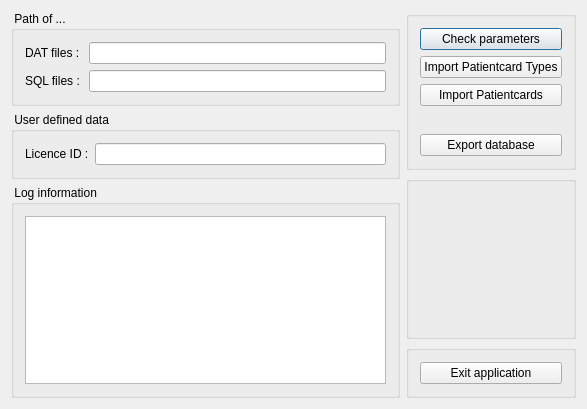
This is converter/cdlgmain.ui in tbikfalvi/Belenus as Qt 5 draws it before an edit. The edited form follows.
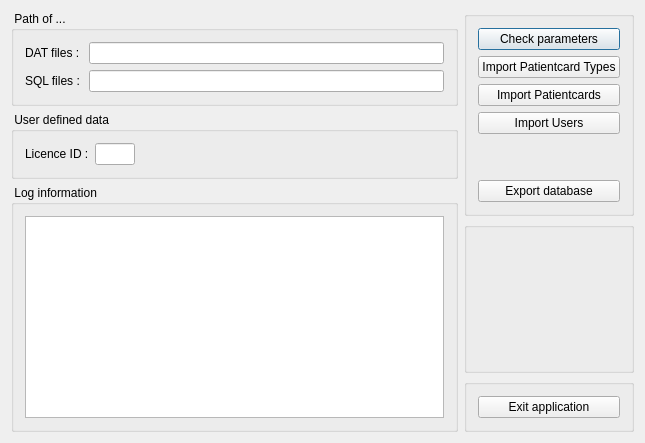
This is the edited form.

Diff of the .ui file:
```diff
--- a/converter/cdlgmain.ui
+++ b/converter/cdlgmain.ui
@@ -6,8 +6,8 @@
    <rect>
     <x>0</x>
     <y>0</y>
-    <width>587</width>
-    <height>409</height>
+    <width>645</width>
+    <height>443</height>
    </rect>
   </property>
   <property name="windowTitle">
@@ -36,7 +36,14 @@
          </widget>
         </item>
         <item row="0" column="1">
-         <widget class="QLineEdit" name="ledImportPath"/>
+         <widget class="QLineEdit" name="ledImportPath">
+          <property name="minimumSize">
+           <size>
+            <width>300</width>
+            <height>0</height>
+           </size>
+          </property>
+         </widget>
         </item>
         <item row="1" column="0">
          <widget class="QLabel" name="lblExportPath">
@@ -65,7 +72,33 @@
          </widget>
         </item>
         <item>
-         <widget class="QLineEdit" name="ledLicenceId"/>
+         <widget class="QLineEdit" name="ledLicenceId">
+          <property name="minimumSize">
+           <size>
+            <width>40</width>
+            <height>0</height>
+           </size>
+          </property>
+          <property name="maximumSize">
+           <size>
+            <width>40</width>
+            <height>16777215</height>
+           </size>
+          </property>
+         </widget>
+        </item>
+        <item>
+         <spacer name="horizontalSpacer">
+          <property name="orientation">
+           <enum>Qt::Horizontal</enum>
+          </property>
+          <property name="sizeHint" stdset="0">
+           <size>
+            <width>40</width>
+            <height>20</height>
+           </size>
+          </property>
+         </spacer>
         </item>
        </layout>
       </widget>
@@ -113,6 +146,13 @@
           </property>
          </widget>
         </item>
+        <item>
+         <widget class="QPushButton" name="pbImportUsers">
+          <property name="text">
+           <string>Import Users</string>
+          </property>
+         </widget>
+        </item>
         <item>
          <spacer name="verticalSpacer">
           <property name="orientation">
@@ -150,7 +190,7 @@
           <property name="sizeHint" stdset="0">
            <size>
             <width>20</width>
-            <height>150</height>
+            <height>100</height>
            </size>
           </property>
          </spacer>
```
